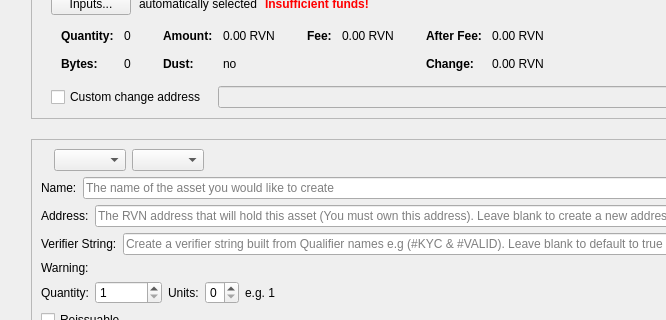
First picture: the form in src/qt/forms/createassetdialog.ui, repository fdoving/Ravencoin, before the edit; both pictures show x 0 to 666 and y 87 to 407 of the 941 by 1120 pixel window.
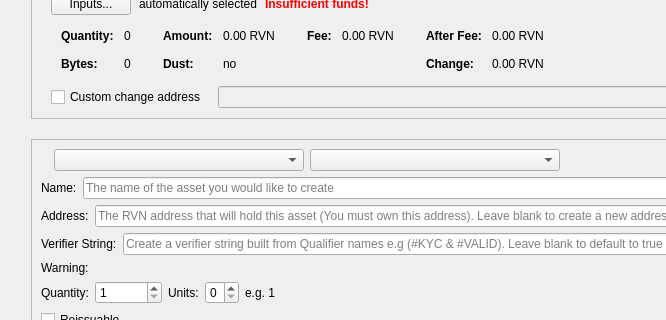
Second picture: the form after the edit. Custom widgets are drawn as their Qt base class.

Commit message:
gui: create assets, add identifier chars automatically to qualifiers and sub-qualifiers
    * Add identifier chars automatically to qualifier assets and sub-qualifier assets. Fixes #1152
    * Increase size of dropdown boxes with asset names.

Diff of the .ui file:
```diff
--- a/src/qt/forms/createassetdialog.ui
+++ b/src/qt/forms/createassetdialog.ui
@@ -618,10 +618,24 @@
              </widget>
             </item>
             <item>
-             <widget class="QComboBox" name="assetType"/>
+             <widget class="QComboBox" name="assetType">
+              <property name="minimumSize">
+               <size>
+                <width>250</width>
+                <height>0</height>
+               </size>
+              </property>
+             </widget>
             </item>
             <item>
-             <widget class="QComboBox" name="assetList"/>
+             <widget class="QComboBox" name="assetList">
+              <property name="minimumSize">
+               <size>
+                <width>250</width>
+                <height>0</height>
+               </size>
+              </property>
+             </widget>
             </item>
             <item>
              <spacer name="horizontalSpacer_4">
```
The commit also changes 1 other file.
